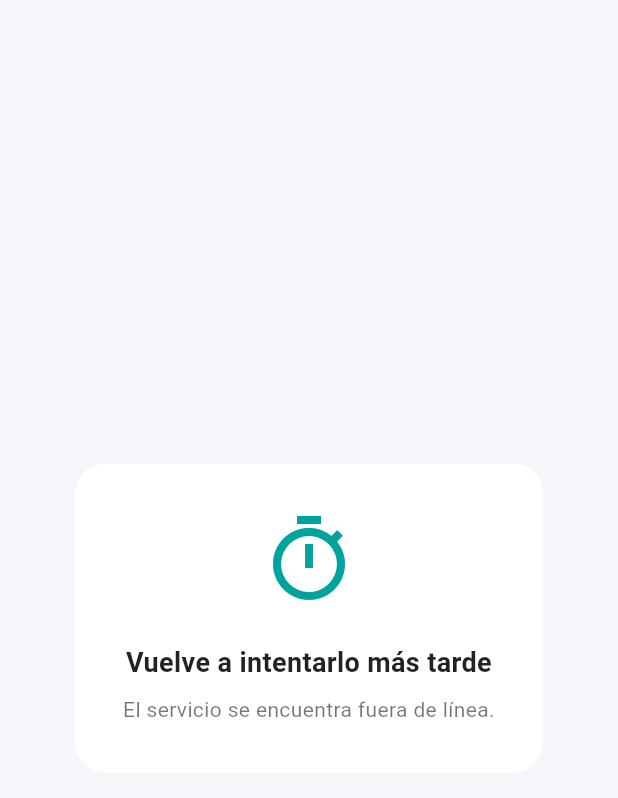
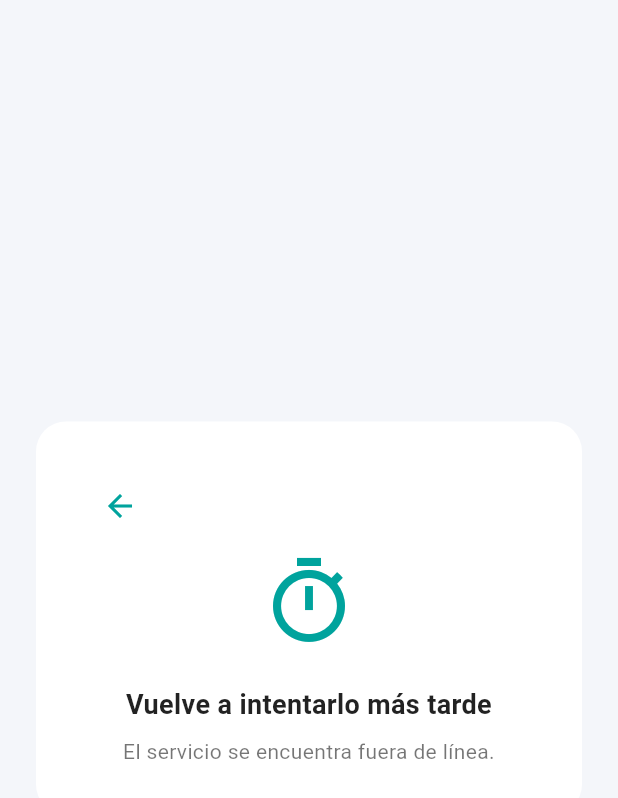
Before and after one commit to apatel-kv/DemoBankingapp, a Flutter app: the OfflineScreen screen opened directly, on a phone screen of 412 x 824 dp. Shown: the top 798 px of the screen. Run offline on Flutter 3.47's test engine with Material 3 defaults, Android fonts, the phone set to English and light mode, and no system bars; our stand-ins replace carousel_slider.

Commit message:
added back arrow

```diff
--- a/lib/screens/offlinePage.dart
+++ b/lib/screens/offlinePage.dart
@@ -6,8 +6,13 @@ class OfflineScreen extends StatelessWidget {
   @override
   Widget build(BuildContext context) {
     return Scaffold(
-      backgroundColor: const Color(0xFFF4F6FA), // Light background
-      body: Center(
+      backgroundColor: const Color(0xFFF4F6FA),
+      body: LayoutBuilder(
+        builder: (context, constraints) {
+          final isDesktop =
+              constraints.maxWidth >= 800; // Check for desktop size
+
+          return Center(
             child: Container(
               padding: const EdgeInsets.all(32),
               margin: const EdgeInsets.all(24),
@@ -17,34 +22,56 @@ class OfflineScreen extends StatelessWidget {
               ),
               child: Column(
                 mainAxisSize: MainAxisSize.min,
+                crossAxisAlignment: CrossAxisAlignment.start,
                 children: [
-              const Icon(
+                  //  Back Button
+                  Align(
+                    alignment: Alignment.topLeft,
+                    child: IconButton(
+                      icon: const Icon(Icons.arrow_back,
+                          color: Color(0xFF00A39D)),
+                      onPressed: () => Navigator.pop(context),
+                    ),
+                  ),
+                  const SizedBox(height: 8),
+                  const Center(
+                    child: Icon(
                       Icons.timer_outlined,
                       size: 64,
-                color: Color(0xFF00A39D), // Teal-like color
+                      color: Color(0xFF00A39D),
+                    ),
                   ),
                   const SizedBox(height: 24),
-              const Text(
+                  // Adjust text size based on screen width (desktop vs mobile)
+                  Center(
+                    child: Text(
                       'Vuelve a intentarlo más tarde',
                       style: TextStyle(
-                  fontSize: 18,
+                        fontSize:
+                            isDesktop ? 24 : 18, // Larger text for desktop
                         fontWeight: FontWeight.bold,
                         color: Colors.black87,
                       ),
                       textAlign: TextAlign.center,
                     ),
+                  ),
                   const SizedBox(height: 8),
-              const Text(
+                  Center(
+                    child: Text(
                       'El servicio se encuentra fuera de línea.',
                       style: TextStyle(
-                  fontSize: 14,
+                        fontSize:
+                            isDesktop ? 16 : 14, // Adjusted for desktop size
                         color: Colors.black54,
                       ),
                       textAlign: TextAlign.center,
                     ),
+                  ),
                 ],
               ),
             ),
+          );
+        },
       ),
     );
   }
```
Also changed, not shown: lib/screens/UserCreationScreen .dart (+11 -0 lines), lib/screens/loginScreen.dart (+10 -0 lines), pubspec.lock, 1 other file. Lines whose indentation alone changed are shown as unchanged.
